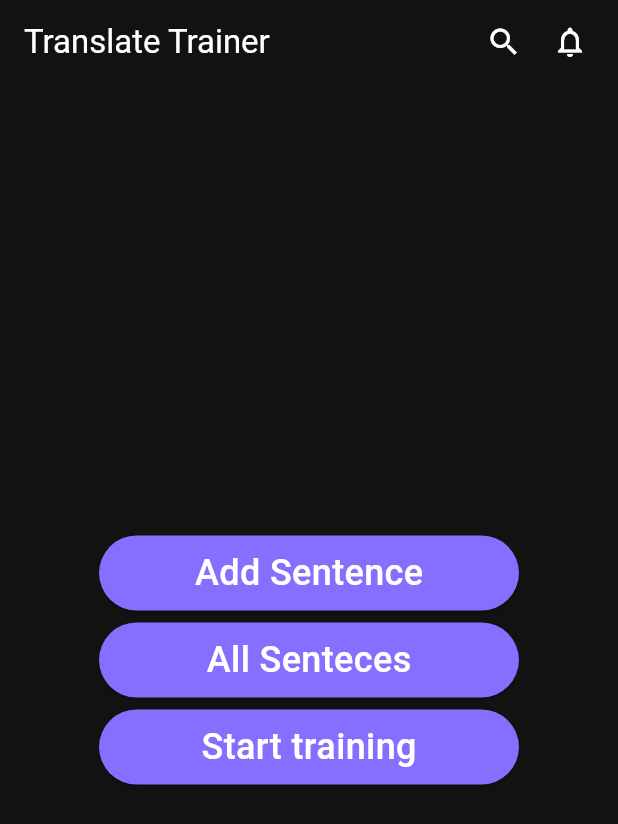
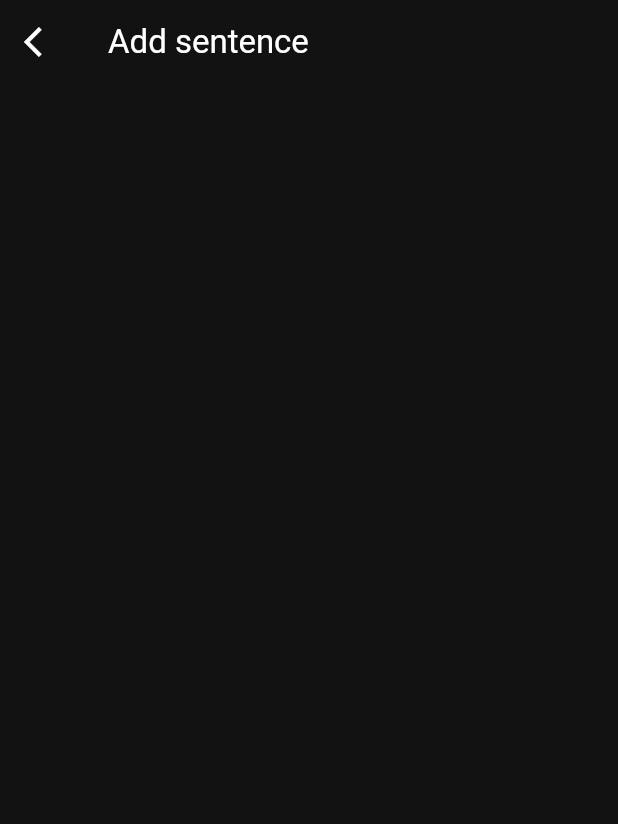
Before and after one commit to ana-znv/translate_trainer, a Flutter app: the screen it shows after launch, after a tap on "Add Sentence", on a phone screen of 412 x 824 dp. Shown: the top 824 px of the screen. Run offline on Flutter 3.47's test engine with Material 3 defaults, Android fonts, the phone set to English and light mode, and no system bars.

Commit message:
added navigation

```diff
--- a/lib/main.dart
+++ b/lib/main.dart
@@ -12,6 +12,9 @@ class TranslateTrainer extends StatelessWidget {
     return MaterialApp(
       title: 'Flutter Demo',
       theme: ThemeData(
+        appBarTheme: AppBarTheme(
+          backgroundColor: const Color.fromARGB(255, 18, 18, 18),
+        ),
         textTheme: TextTheme(
           bodyMedium: TextStyle(
             color: Colors.white,
@@ -22,19 +25,23 @@ class TranslateTrainer extends StatelessWidget {
         colorScheme: ColorScheme.fromSeed(seedColor: Colors.black),
         scaffoldBackgroundColor: const Color.fromARGB(255, 18, 18, 18),
       ),
-      home: const MainPage(),
+      initialRoute: '/',
+      routes: {
+        '/': (context) => const MainScreen(),
+        '/second': (context) => const AddSentenceScreen(),
+      },
     );
   }
 }
 
-class MainPage extends StatefulWidget {
-  const MainPage({super.key});
+class MainScreen extends StatefulWidget {
+  const MainScreen({super.key});
 
   @override
-  State<MainPage> createState() => _MainPageState();
+  State<MainScreen> createState() => _MainScreenState();
 }
 
-class _MainPageState extends State<MainPage> {
+class _MainScreenState extends State<MainScreen> {
   WidgetStateProperty<Color> buttonBackgroundColor = WidgetStateProperty.all(
     Color.fromARGB(255, 134, 110, 254),
   );
@@ -44,7 +51,6 @@ class _MainPageState extends State<MainPage> {
     final theme = Theme.of(context);
     return Scaffold(
       appBar: AppBar(
-        backgroundColor: const Color.fromARGB(255, 18, 18, 18),
         title: Text("Translate Trainer", style: TextStyle(color: Colors.white)),
         actions: [
           Icon(Icons.search, color: Colors.white),
@@ -62,11 +68,10 @@ class _MainPageState extends State<MainPage> {
               height: 50,
               width: 280,
               child: ElevatedButton(
-                onPressed: () {},
-                style: ButtonStyle(
-                  backgroundColor: buttonBackgroundColor,
-                  foregroundColor: WidgetStateProperty.all(Colors.amber),
-                ),
+                onPressed: () {
+                  Navigator.pushNamed(context, '/second');
+                },
+                style: ButtonStyle(backgroundColor: buttonBackgroundColor),
                 child: Text("Add Sentence", style: theme.textTheme.bodyMedium),
               ),
             ),
@@ -76,10 +81,7 @@ class _MainPageState extends State<MainPage> {
               width: 280,
               child: ElevatedButton(
                 onPressed: () {},
-                style: ButtonStyle(
-                  backgroundColor: buttonBackgroundColor,
-                  foregroundColor: WidgetStateProperty.all(Colors.amber),
-                ),
+                style: ButtonStyle(backgroundColor: buttonBackgroundColor),
                 child: Text("All Senteces", style: theme.textTheme.bodyMedium),
               ),
             ),
@@ -89,10 +91,7 @@ class _MainPageState extends State<MainPage> {
               width: 280,
               child: ElevatedButton(
                 onPressed: () {},
-                style: ButtonStyle(
-                  backgroundColor: buttonBackgroundColor,
-                  foregroundColor: WidgetStateProperty.all(Colors.amber),
-                ),
+                style: ButtonStyle(backgroundColor: buttonBackgroundColor),
                 child: Text(
                   "Start training",
                   style: theme.textTheme.bodyMedium,
@@ -105,3 +104,22 @@ class _MainPageState extends State<MainPage> {
     );
   }
 }
+
+class AddSentenceScreen extends StatelessWidget {
+  const AddSentenceScreen({super.key});
+
+  @override
+  Widget build(BuildContext context) {
+    return Scaffold(
+      appBar: AppBar(
+        leading: IconButton(
+          onPressed: () {
+            Navigator.pop(context);
+          },
+          icon: Icon(Icons.arrow_back_ios, color: Colors.white),
+        ),
+        title: Text("Add sentence", style: TextStyle(color: Colors.white)),
+      ),
+    );
+  }
+}
```
